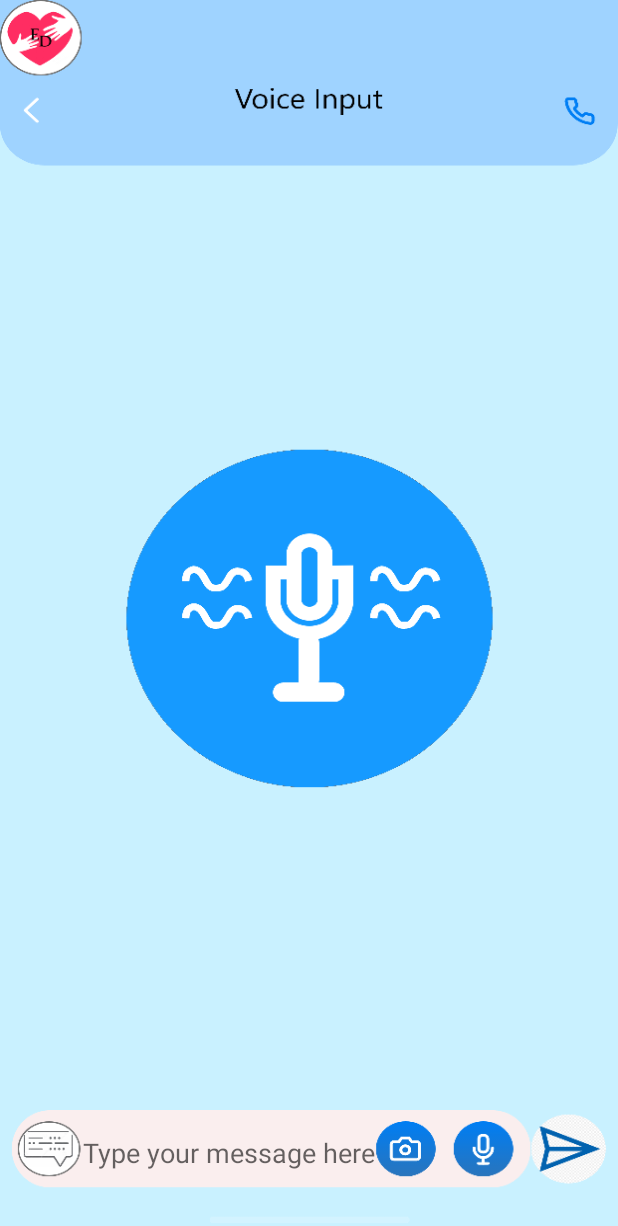
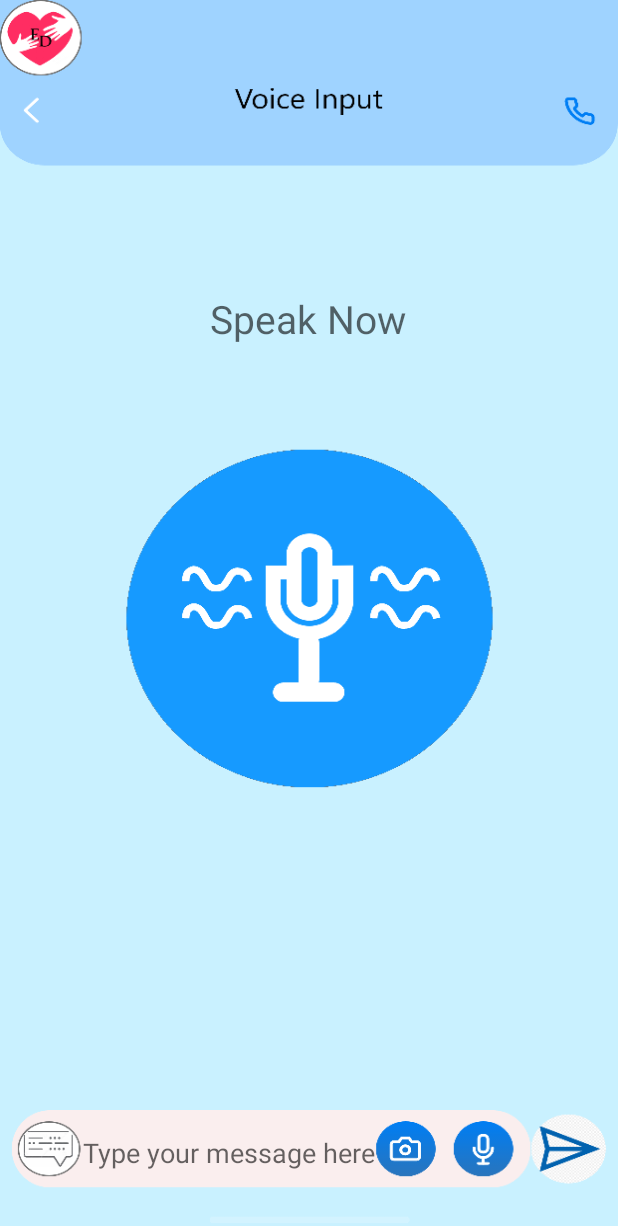
Before and after one commit to lordbeerus0505/EnableTheDisabled, an Android app: the VoiceRecord screen opened directly, with no data from a screen before it, on a phone screen of 412 x 824 dp. Shown: the top 1226 px of the screen. Run offline under Robolectric (Android 15) with nearby library versions, the phone set to English and light mode, and no system bars.

Commit message:
Adding voice support

```diff
--- a/app/src/main/AndroidManifest.xml
+++ b/app/src/main/AndroidManifest.xml
@@ -7,6 +7,7 @@
     <uses-permission android:name="android.permission.CAMERA" />
     <uses-permission android:name="android.permission.WRITE_EXTERNAL_STORAGE" />
     <uses-permission android:name="android.permission.INTERNET" />
+    <uses-permission android:name="android.permission.RECORD_AUDIO" />
 
     <uses-feature android:name="android.hardware.camera2.full" />
 
@@ -17,7 +18,8 @@
         android:roundIcon="@mipmap/ic_launcher_round"
         android:supportsRtl="true"
         android:theme="@style/AppTheme">
-        <activity android:name=".NewChat"></activity>
+        <activity android:name=".SpeechToText"></activity>
+        <activity android:name=".NewChat" />
         <activity
             android:name=".Chat"
             android:theme="@style/Theme.AppCompat.Light.NoActionBar.FullScreen" />
--- a/app/src/main/java/com/example/myapplication/VoiceActivity.java
+++ b/app/src/main/java/com/example/myapplication/VoiceActivity.java
@@ -8,6 +8,7 @@ import android.view.View;
 import android.widget.Button;
 
 public class VoiceActivity extends AppCompatActivity {
+
 
     @Override
     protected void onCreate(Bundle savedInstanceState) {
--- a/app/src/main/res/layout/activity_voice_record.xml
+++ b/app/src/main/res/layout/activity_voice_record.xml
@@ -23,7 +23,7 @@
         app:layout_constraintVertical_bias="0.956" />
 
     <Button
-        android:id="@+id/record_button"
+        android:id="@+id/btnSpeak"
         android:layout_width="180dp"
         android:layout_height="150dp"
         android:background="@android:color/transparent"
@@ -110,4 +110,34 @@
         app:layout_constraintStart_toStartOf="parent"
         app:layout_constraintTop_toTopOf="parent"
         app:layout_constraintVertical_bias="0.956" />
+
+    <TextView
+        android:id="@+id/requestDataTextView"
+        android:layout_width="wrap_content"
+        android:layout_height="wrap_content"
+        android:layout_alignParentTop="true"
+        android:layout_centerHorizontal="true"
+        android:textColor="@color/colorPrimary"
+        android:textSize="26dp"
+        android:hint="Speak Now"
+        android:gravity="center"
+        android:textStyle="normal"
+        app:layout_constraintBottom_toBottomOf="parent"
+        app:layout_constraintEnd_toEndOf="parent"
+        app:layout_constraintHorizontal_bias="0.498"
+        app:layout_constraintStart_toStartOf="parent"
+        app:layout_constraintTop_toTopOf="parent"
+        app:layout_constraintVertical_bias="0.247" />
+
+    <TextView
+        android:layout_width="match_parent"
+        android:layout_height="50dp"
+        app:layout_constraintBottom_toBottomOf="parent"
+        app:layout_constraintEnd_toEndOf="parent"
+        app:layout_constraintHorizontal_bias="0.0"
+        app:layout_constraintStart_toStartOf="parent"
+        app:layout_constraintTop_toTopOf="parent"
+        app:layout_constraintVertical_bias="0.751"
+        android:id="@+id/text"/>
+
 </androidx.constraintlayout.widget.ConstraintLayout>
--- a/app/src/main/res/layout/message_area.xml
+++ b/app/src/main/res/layout/message_area.xml
@@ -34,7 +34,7 @@
         android:textColor="#CFD8DC"
         android:textColorHint="#CFD8DC" />
     <Button
-        android:id="@+id/voice_btn"
+        android:id="@+id/voiceBut"
         android:layout_width="144dp"
         android:layout_height="wrap_content"
         android:layout_weight="1"
--- a/app/src/main/res/values/strings.xml
+++ b/app/src/main/res/values/strings.xml
@@ -1,4 +1,6 @@
 <resources>
     <string name="app_name">Scaledrone chat</string>
     <string name="input_placeholder">Write a message</string>
+    <string name="speech_prompt">Say something&#8230;</string>
+    <string name="speech_not_supported">Sorry! Your device doesn\'t support speech input</string>
 </resources>
```
Also changed, not shown: app/src/main/java/com/example/myapplication/Chat.java (+23 -10 lines), app/src/main/java/com/example/myapplication/SpeechToText.java (added, +14 -0 lines), app/src/main/java/com/example/myapplication/VoiceRecord.java (+77 -0 lines), app/src/main/res/layout/activity_chat_firebase.xml (+7 -1 lines), app/src/main/res/layout/activity_speech_to_text.xml (added, +10 -0 lines).
